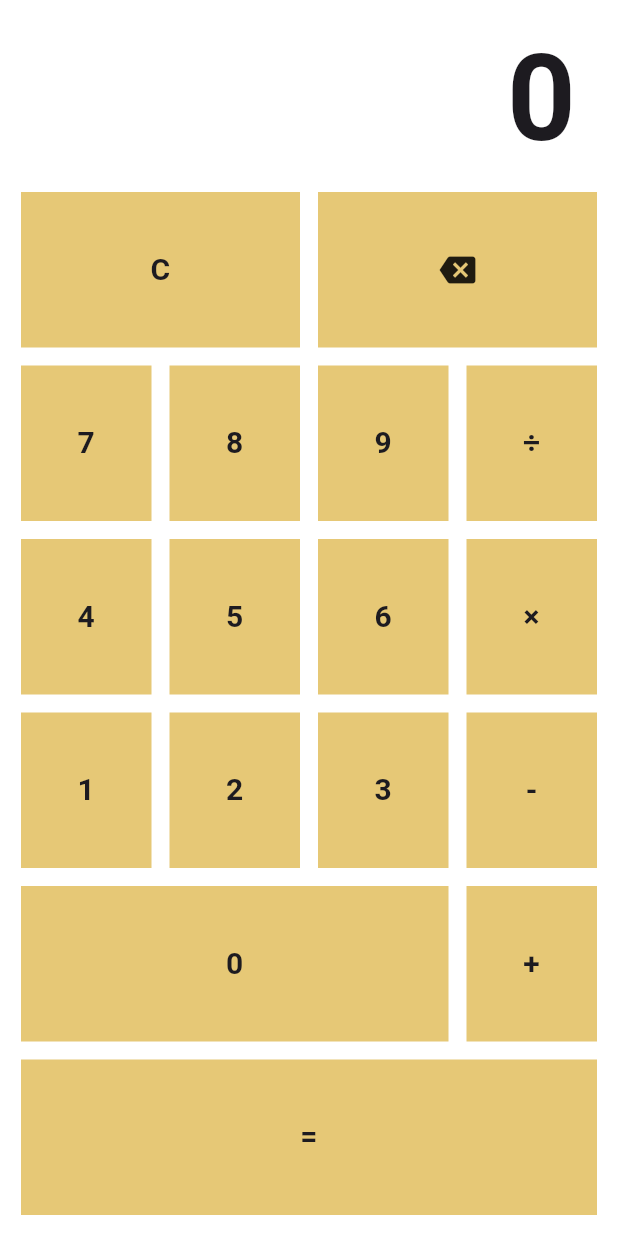
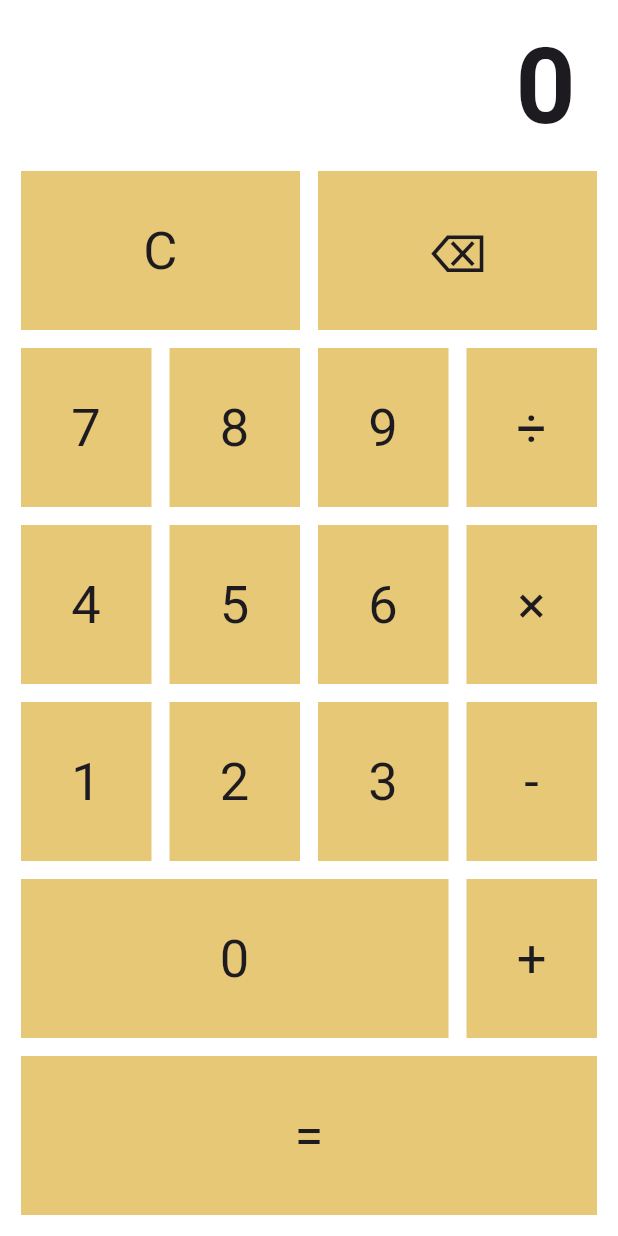
Before and after one commit to DoLLaRs6252/midterm_640710065, a Flutter app: the screen it shows after launch, on a phone screen of 412 x 824 dp. Run offline on Flutter 3.47's test engine with Material 3 defaults, Android fonts, the phone set to English and light mode, and no system bars.

Commit message:
update 1.0

```diff
--- a/lib/Test_page.dart
+++ b/lib/Test_page.dart
@@ -1,37 +1,60 @@
 import 'package:flutter/material.dart';
 
-class Test_page extends StatelessWidget {
-  const Test_page({Key? key}) : super(key: key);
+class TestPage extends StatefulWidget {
+  const TestPage({Key? key}) : super(key: key);
 
-  Widget buildItem({
-    required dynamic label,
-  }) {
+  @override
+  State<TestPage> createState() => _Test_pageState();
+}
+
+class _Test_pageState extends State<TestPage> {
+  String currentNumber = "0";
+
+  Widget buildNumberButton(String label, {required VoidCallback onPressed}) {
     return Expanded(
-      // Expanded สำหรับทำให้ปรับขนาดตามพื้นที่ที่เหลือใน Column
+      flex: label == "0" ? 3 : 1,
       child: Container(
         margin: const EdgeInsets.all(6),
-        child: InkWell(
-          child: Container(
-            //padding: const EdgeInsets.all(0.5),
+        child: Ink(
           decoration: BoxDecoration(
             color: Color.fromARGB(255, 230, 200, 118),
           ),
+          child: InkWell(
+            onTap: onPressed,
             child: Center(
-              child: Column(
-                mainAxisAlignment: MainAxisAlignment
-                    .center, // จัดตำแหน่งของข้อความและไอคอนตรงกลาง
-                children: [
-                  if (label is String)
-                    Text(
+              child: Text(
                 label,
                 textAlign: TextAlign.center,
                 style: TextStyle(
-                        fontSize: 20.0,
-                        fontWeight: FontWeight.bold,
+                  fontSize: 35.0,
                 ),
               ),
-                  if (label is Icon) label,
-                ],
+            ),
+          ),
+        ),
+      ),
+    );
+  }
+
+  Widget buildOperationButton(String label, {required VoidCallback onPressed}) {
+    return Expanded(
+      child: Container(
+        margin: const EdgeInsets.all(6),
+        child: Ink(
+          decoration: BoxDecoration(
+            color: Color.fromARGB(255, 230, 200, 118),
+
+          ),
+          child: InkWell(
+            onTap: onPressed,
+
+            child: Center(
+              child: Text(
+                label,
+                textAlign: TextAlign.center,
+                style: TextStyle(
+                  fontSize: 35.0,
+                ),
               ),
             ),
           ),
@@ -48,12 +71,12 @@ class Test_page extends StatelessWidget {
         child: Column(
           children: [
             Container(
-              alignment: Alignment.centerRight, // ชิดขวา
-              padding: const EdgeInsets.only(right: 20.0), // เพิ่มระยะห่างข้างขวา
+              alignment: Alignment.centerRight,
+              padding: const EdgeInsets.only(right: 20.0),
               child: Text(
-                "0",
+                currentNumber,
                 style: TextStyle(
-                  fontSize: 80.0,
+                  fontSize: 70.0,
                   fontWeight: FontWeight.bold,
                 ),
               ),
@@ -61,12 +84,10 @@ class Test_page extends StatelessWidget {
             Expanded(
               child: Row(
                 children: [
-                  Expanded(
-                    child: buildItem(label: "C"), // ส่ง String เข้าไป
-                  ),
-                  Expanded(
-                    child: buildItem(
-                        label: Icon(Icons.backspace)), // ส่ง Icon เข้าไป
+                  buildNumberButton("C", onPressed: () => clear()),
+                  buildNumberButton(
+                    "⌫",
+                    onPressed: () => delete(),
                   ),
                 ],
               ),
@@ -74,30 +95,50 @@ class Test_page extends StatelessWidget {
             Expanded(
               child: Row(
                 children: [
-                  buildItem(label: "7"),
-                  buildItem(label: "8"),
-                  buildItem(label: "9"),
-                  buildItem(label: "\u00F7"),
+                  buildNumberButton("7", onPressed: () => update("7")),
+                  buildNumberButton("8", onPressed: () => update("8")),
+                  buildNumberButton("9", onPressed: () => update("9")),
+                  buildOperationButton(
+                    "÷",
+                    onPressed: () => updateop("÷"),
+                  ),
                 ],
               ),
             ),
             Expanded(
               child: Row(
                 children: [
-                  buildItem(label: "4"),
-                  buildItem(label: "5"),
-                  buildItem(label: "6"),
-                  buildItem(label: "\u00D7"),
+                  buildNumberButton("4", onPressed: () => update("4")),
+                  buildNumberButton("5", onPressed: () => update("5")),
+                  buildNumberButton("6", onPressed: () => update("6")),
+                  buildOperationButton(
+                    "×",
+                    onPressed: () => updateop("×"),
+                  ),
                 ],
               ),
             ),
             Expanded(
               child: Row(
                 children: [
-                  buildItem(label: "1"),
-                  buildItem(label: "2"),
-                  buildItem(label: "3"),
-                  buildItem(label: "-"),
+                  buildNumberButton("1", onPressed: () => update("1")),
+                  buildNumberButton("2", onPressed: () => update("2")),
+                  buildNumberButton("3", onPressed: () => update("3")),
+                  buildOperationButton(
+                    "-",
+                    onPressed: () => updateop("-"),
+                  ),
+                ],
+              ),
+            ),
+            Expanded(
+              child: Row(
+                children: [
+                  buildNumberButton("0", onPressed: () => update("0")),
+                  buildOperationButton(
+                    "+",
+                    onPressed: () => updateop("+"),
+                  ),
                 ],
               ),
             ),
@@ -105,23 +146,56 @@ class Test_page extends StatelessWidget {
               child: Row(
                 children: [
                   Expanded(
-                    flex: 3,
-                    child: buildItem(label: "0"),
+                    child: buildOperationButton(
+                      "=",
+                      onPressed: () => clear(),
                     ),
-                  Expanded(
-                    flex: 1,
-                    child: buildItem(label: "+"),
                   ),
                 ],
               ),
             ),
-            Expanded(
-              flex: 1,
-              child: buildItem(label: "="),
-            )
           ],
         ),
       ),
     );
   }
+
+  void update(String digit) {
+    setState(() {
+      if (currentNumber != "0") {
+        currentNumber = currentNumber + digit;
+      } else {
+        currentNumber = digit;
       }
+    });
+  }
+
+  void updateop(String digit) {
+    setState(() {
+      if (currentNumber.endsWith("+") ||
+          currentNumber.endsWith("×") ||
+          currentNumber.endsWith("÷") ||
+          currentNumber.endsWith("-") ||
+          currentNumber == "0") {
+      } else {
+        currentNumber = currentNumber + digit;
+      }
+    });
+  }
+
+  void clear() {
+    setState(() {
+      currentNumber = "0";
+    });
+  }
+
+  void delete() {
+    setState(() {
+      if (currentNumber.length > 1) {
+        currentNumber = currentNumber.substring(0, currentNumber.length - 1);
+      } else {
+        currentNumber = "0";
+      }
+    });
+  }
+}
--- a/lib/main.dart
+++ b/lib/main.dart
@@ -17,7 +17,7 @@ class MyApp extends StatelessWidget {
         useMaterial3: true,
         scaffoldBackgroundColor: Color.fromARGB(255, 255, 255, 255),
       ),
-      home: const Test_page(),
+      home: const TestPage(),
     );
   }
 }
```
Lines whose indentation alone changed are shown as unchanged.
